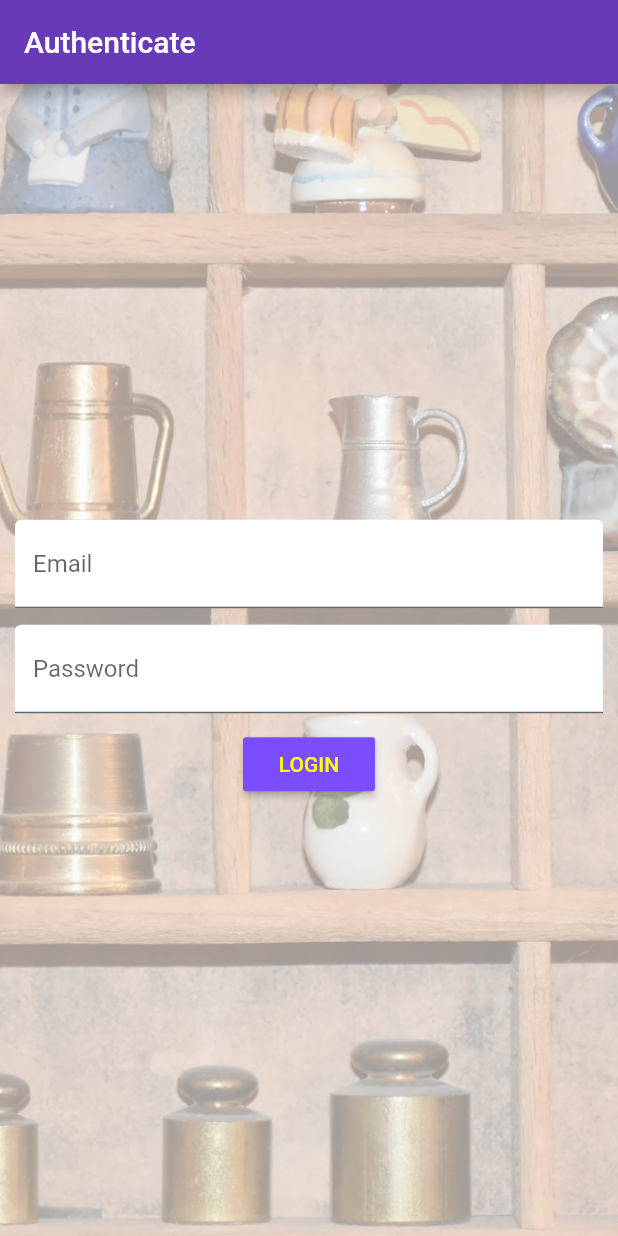
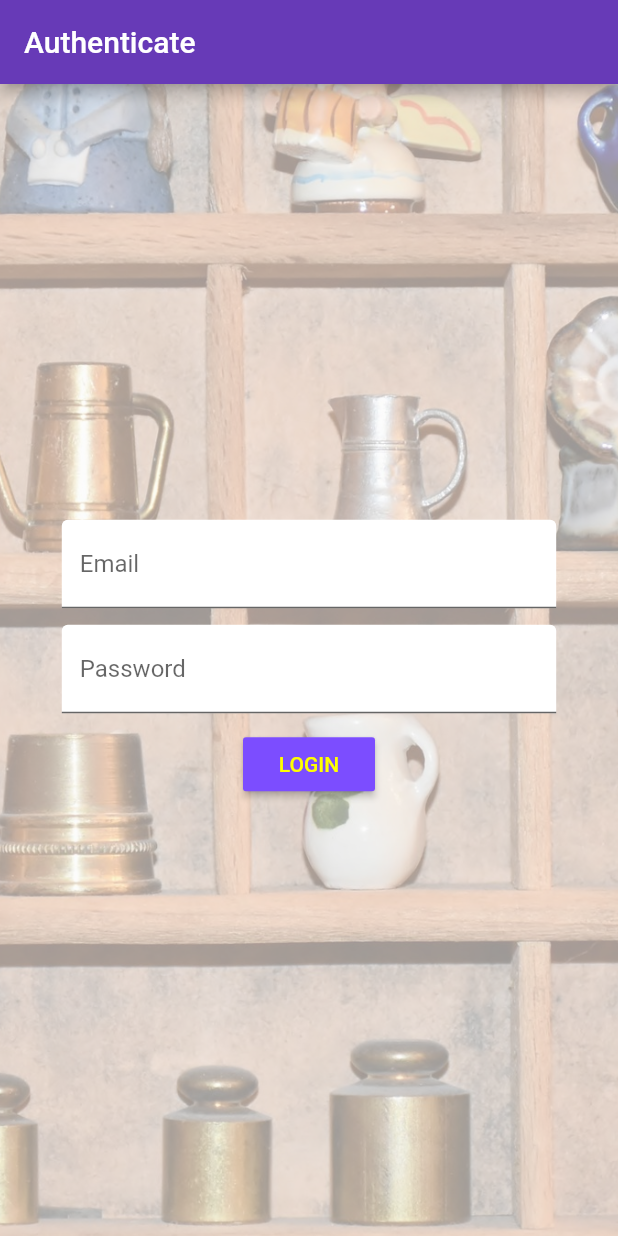
Before and after one commit to s6o/flutter_course, a Flutter app: the screen it shows after launch, on a phone screen of 412 x 824 dp. Run offline on Flutter 3.47's test engine with Material 2 defaults, Android fonts, the phone set to English and light mode, and no system bars.

Commit message:
Working with MediaQuery, GestureDetector - completing section 8.

```diff
--- a/lib/main.dart
+++ b/lib/main.dart
@@ -43,6 +43,7 @@ class _MyAppState extends State<MyApp> {
       theme: ThemeData(
         primarySwatch: Colors.deepPurple,
         accentColor: Colors.deepPurpleAccent,
+        buttonColor: Colors.deepPurple,
       ),
       home: AuthPage(),
       routes: {
--- a/lib/pages/auth.dart
+++ b/lib/pages/auth.dart
@@ -29,6 +29,8 @@ class _AuthPageState extends State<AuthPage> {
         padding: EdgeInsets.all(10.0),
         child: Center(
           child: SingleChildScrollView(
+            child: Container(
+              width: MediaQuery.of(context).size.width * 0.8,
               child: Column(
                 children: <Widget>[
                   TextField(
@@ -68,6 +70,7 @@ class _AuthPageState extends State<AuthPage> {
             ),
           ),
         ),
+      ),
     );
   }
 }
```
Also changed, not shown: lib/pages/product_create.dart (+8 -1 lines). Lines whose indentation alone changed are shown as unchanged.
